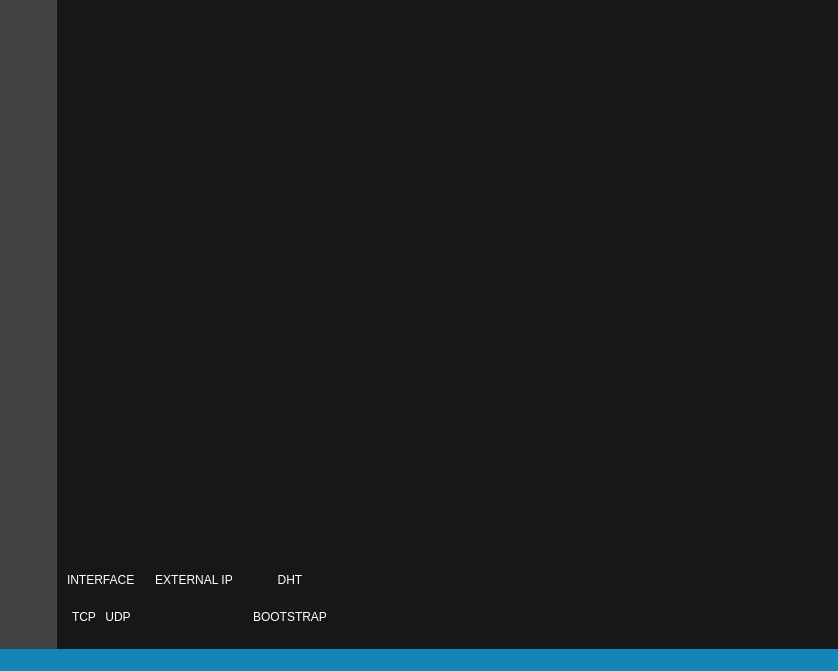
AdunanzA/Tsunami, file mainwindow.ui: the form before one commit.
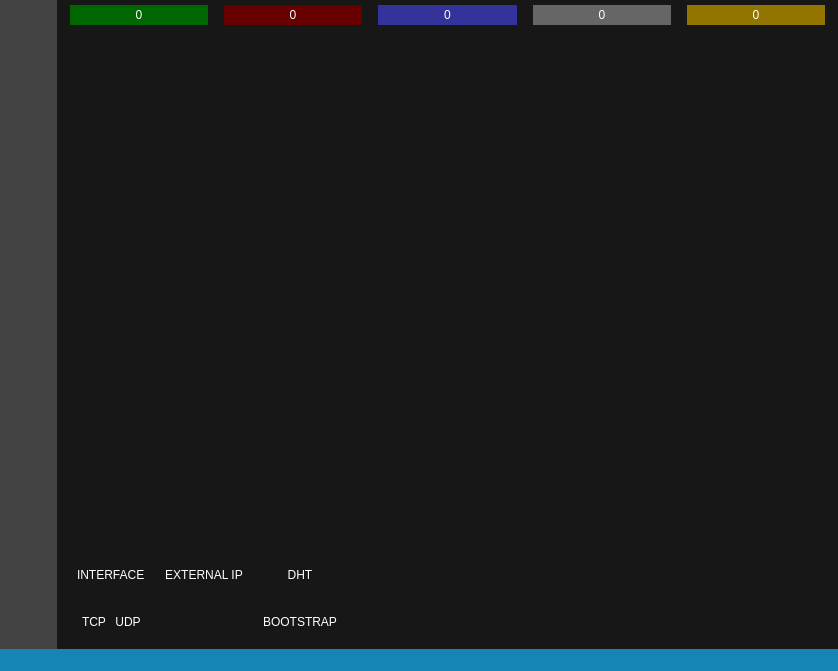
The form after the commit. Icons and pictures are not drawn.

```diff
--- a/mainwindow.ui
+++ b/mainwindow.ui
@@ -808,6 +808,824 @@
        <property name="bottomMargin">
         <number>0</number>
        </property>
+       <item>
+        <widget class="QFrame" name="statsGroup">
+         <property name="minimumSize">
+          <size>
+           <width>0</width>
+           <height>30</height>
+          </size>
+         </property>
+         <property name="maximumSize">
+          <size>
+           <width>16777215</width>
+           <height>30</height>
+          </size>
+         </property>
+         <property name="styleSheet">
+          <string notr="true">QLabel#lblStatError { background-image: url(:/images/stats_e.png) center center no-repeat; }
+
+QPushButton {
+	background-repeat: no-repeat;
+/*	border-radius: 6px;*/
+	margin: 3px;
+}
+
+QPushButton#btnStatDown {
+	background-image: url(:/images/stats_d.png) left center;
+	border: 2px solid #006600;
+}
+
+QPushButton#btnStatDown:checked {
+/*	background-color: qlineargradient(spread:pad, x1:0.5, y1:0.5, x2:0.5, y2:1, stop:0 rgba(23, 23, 23, 255), stop:1 rgba(255, 162, 0, 255));*/
+	background-color: #006600;
+}
+
+QPushButton#btnStatUp {
+	background-image: url(:/images/stats_u.png) left center;
+	border: 2px solid #660000;
+}
+
+QPushButton#btnStatUp:checked {
+	background-color: #660000;
+}
+
+QPushButton#btnStatCheck {
+	background-image: url(:/images/stats_c.png) left center;
+	border: 2px solid #333399;
+}
+
+QPushButton#btnStatCheck:checked {
+	background-color: #333399;
+}
+
+QPushButton#btnStatPause {
+	background-image: url(:/images/stats_p.png) left center;
+	border: 2px solid #666666;
+}
+
+QPushButton#btnStatPause:checked {
+	background-color: #666666;
+}
+
+QPushButton#btnStatError {
+	background-image: url(:/images/stats_e.png) left center;
+	border: 2px solid #927500;
+}
+
+QPushButton#btnStatError:checked {
+	background-color: #927500;
+}</string>
+         </property>
+         <layout class="QHBoxLayout" name="statsLayout">
+          <property name="spacing">
+           <number>10</number>
+          </property>
+          <property name="leftMargin">
+           <number>10</number>
+          </property>
+          <property name="topMargin">
+           <number>0</number>
+          </property>
+          <property name="rightMargin">
+           <number>10</number>
+          </property>
+          <property name="bottomMargin">
+           <number>0</number>
+          </property>
+          <item>
+           <widget class="QPushButton" name="btnStatDown">
+            <property name="minimumSize">
+             <size>
+              <width>100</width>
+              <height>26</height>
+             </size>
+            </property>
+            <property name="palette">
+             <palette>
+              <active>
+               <colorrole role="Button">
+                <brush brushstyle="SolidPattern">
+                 <color alpha="255">
+                  <red>23</red>
+                  <green>23</green>
+                  <blue>23</blue>
+                 </color>
+                </brush>
+               </colorrole>
+               <colorrole role="ButtonText">
+                <brush brushstyle="SolidPattern">
+                 <color alpha="255">
+                  <red>255</red>
+                  <green>255</green>
+                  <blue>255</blue>
+                 </color>
+                </brush>
+               </colorrole>
+               <colorrole role="Base">
+                <brush brushstyle="SolidPattern">
+                 <color alpha="255">
+                  <red>23</red>
+                  <green>23</green>
+                  <blue>23</blue>
+                 </color>
+                </brush>
+               </colorrole>
+               <colorrole role="Window">
+                <brush brushstyle="SolidPattern">
+                 <color alpha="255">
+                  <red>23</red>
+                  <green>23</green>
+                  <blue>23</blue>
+                 </color>
+                </brush>
+               </colorrole>
+              </active>
+              <inactive>
+               <colorrole role="Button">
+                <brush brushstyle="SolidPattern">
+                 <color alpha="255">
+                  <red>23</red>
+                  <green>23</green>
+                  <blue>23</blue>
+                 </color>
+                </brush>
+               </colorrole>
+               <colorrole role="ButtonText">
+                <brush brushstyle="SolidPattern">
+                 <color alpha="255">
+                  <red>255</red>
+                  <green>255</green>
+                  <blue>255</blue>
+                 </color>
+                </brush>
+               </colorrole>
+               <colorrole role="Base">
+                <brush brushstyle="SolidPattern">
+                 <color alpha="255">
+                  <red>23</red>
+                  <green>23</green>
+                  <blue>23</blue>
+                 </color>
+                </brush>
+               </colorrole>
+               <colorrole role="Window">
+                <brush brushstyle="SolidPattern">
+                 <color alpha="255">
+                  <red>23</red>
+                  <green>23</green>
+                  <blue>23</blue>
+                 </color>
+                </brush>
+               </colorrole>
+              </inactive>
+              <disabled>
+               <colorrole role="Button">
+                <brush brushstyle="SolidPattern">
+                 <color alpha="255">
+                  <red>23</red>
+                  <green>23</green>
+                  <blue>23</blue>
+                 </color>
+                </brush>
+               </colorrole>
+               <colorrole role="ButtonText">
+                <brush brushstyle="SolidPattern">
+                 <color alpha="255">
+                  <red>120</red>
+                  <green>120</green>
+                  <blue>120</blue>
+                 </color>
+                </brush>
+               </colorrole>
+               <colorrole role="Base">
+                <brush brushstyle="SolidPattern">
+                 <color alpha="255">
+                  <red>23</red>
+                  <green>23</green>
+                  <blue>23</blue>
+                 </color>
+                </brush>
+               </colorrole>
+               <colorrole role="Window">
+                <brush brushstyle="SolidPattern">
+                 <color alpha="255">
+                  <red>23</red>
+                  <green>23</green>
+                  <blue>23</blue>
+                 </color>
+                </brush>
+               </colorrole>
+              </disabled>
+             </palette>
+            </property>
+            <property name="cursor">
+             <cursorShape>PointingHandCursor</cursorShape>
+            </property>
+            <property name="text">
+             <string>0</string>
+            </property>
+            <property name="iconSize">
+             <size>
+              <width>20</width>
+              <height>20</height>
+             </size>
+            </property>
+            <property name="checkable">
+             <bool>true</bool>
+            </property>
+            <property name="checked">
+             <bool>true</bool>
+            </property>
+           </widget>
+          </item>
+          <item>
+           <widget class="QPushButton" name="btnStatUp">
+            <property name="minimumSize">
+             <size>
+              <width>100</width>
+              <height>26</height>
+             </size>
+            </property>
+            <property name="palette">
+             <palette>
+              <active>
+               <colorrole role="Button">
+                <brush brushstyle="SolidPattern">
+                 <color alpha="255">
+                  <red>23</red>
+                  <green>23</green>
+                  <blue>23</blue>
+                 </color>
+                </brush>
+               </colorrole>
+               <colorrole role="ButtonText">
+                <brush brushstyle="SolidPattern">
+                 <color alpha="255">
+                  <red>255</red>
+                  <green>255</green>
+                  <blue>255</blue>
+                 </color>
+                </brush>
+               </colorrole>
+               <colorrole role="Base">
+                <brush brushstyle="SolidPattern">
+                 <color alpha="255">
+                  <red>23</red>
+                  <green>23</green>
+                  <blue>23</blue>
+                 </color>
+                </brush>
+               </colorrole>
+               <colorrole role="Window">
+                <brush brushstyle="SolidPattern">
+                 <color alpha="255">
+                  <red>23</red>
+                  <green>23</green>
+                  <blue>23</blue>
+                 </color>
+                </brush>
+               </colorrole>
+              </active>
+              <inactive>
+               <colorrole role="Button">
+                <brush brushstyle="SolidPattern">
+                 <color alpha="255">
+                  <red>23</red>
+                  <green>23</green>
+                  <blue>23</blue>
+                 </color>
+                </brush>
+               </colorrole>
+               <colorrole role="ButtonText">
+                <brush brushstyle="SolidPattern">
+                 <color alpha="255">
+                  <red>255</red>
+                  <green>255</green>
+                  <blue>255</blue>
+                 </color>
+                </brush>
+               </colorrole>
+               <colorrole role="Base">
+                <brush brushstyle="SolidPattern">
+                 <color alpha="255">
+                  <red>23</red>
+                  <green>23</green>
+                  <blue>23</blue>
+                 </color>
+                </brush>
+               </colorrole>
+               <colorrole role="Window">
+                <brush brushstyle="SolidPattern">
+                 <color alpha="255">
+                  <red>23</red>
+                  <green>23</green>
+                  <blue>23</blue>
+                 </color>
+                </brush>
+               </colorrole>
+              </inactive>
+              <disabled>
+               <colorrole role="Button">
+                <brush brushstyle="SolidPattern">
+                 <color alpha="255">
+                  <red>23</red>
+                  <green>23</green>
+                  <blue>23</blue>
+                 </color>
+                </brush>
+               </colorrole>
+               <colorrole role="ButtonText">
+                <brush brushstyle="SolidPattern">
+                 <color alpha="255">
+                  <red>120</red>
+                  <green>120</green>
+                  <blue>120</blue>
+                 </color>
+                </brush>
+               </colorrole>
+               <colorrole role="Base">
+                <brush brushstyle="SolidPattern">
+                 <color alpha="255">
+                  <red>23</red>
+                  <green>23</green>
+                  <blue>23</blue>
+                 </color>
+                </brush>
+               </colorrole>
+               <colorrole role="Window">
+                <brush brushstyle="SolidPattern">
+                 <color alpha="255">
+                  <red>23</red>
+                  <green>23</green>
+                  <blue>23</blue>
+                 </color>
+                </brush>
+               </colorrole>
+              </disabled>
+             </palette>
+            </property>
+            <property name="cursor">
+             <cursorShape>PointingHandCursor</cursorShape>
+            </property>
+            <property name="text">
+             <string>0</string>
+            </property>
+            <property name="iconSize">
+             <size>
+              <width>20</width>
+              <height>20</height>
+             </size>
+            </property>
+            <property name="checkable">
+             <bool>true</bool>
+            </property>
+            <property name="checked">
+             <bool>true</bool>
+            </property>
+           </widget>
+          </item>
+          <item>
+           <widget class="QPushButton" name="btnStatCheck">
+            <property name="minimumSize">
+             <size>
+              <width>100</width>
+              <height>26</height>
+             </size>
+            </property>
+            <property name="palette">
+             <palette>
+              <active>
+               <colorrole role="Button">
+                <brush brushstyle="SolidPattern">
+                 <color alpha="255">
+                  <red>23</red>
+                  <green>23</green>
+                  <blue>23</blue>
+                 </color>
+                </brush>
+               </colorrole>
+               <colorrole role="ButtonText">
+                <brush brushstyle="SolidPattern">
+                 <color alpha="255">
+                  <red>255</red>
+                  <green>255</green>
+                  <blue>255</blue>
+                 </color>
+                </brush>
+               </colorrole>
+               <colorrole role="Base">
+                <brush brushstyle="SolidPattern">
+                 <color alpha="255">
+                  <red>23</red>
+                  <green>23</green>
+                  <blue>23</blue>
+                 </color>
+                </brush>
+               </colorrole>
+               <colorrole role="Window">
+                <brush brushstyle="SolidPattern">
+                 <color alpha="255">
+                  <red>23</red>
+                  <green>23</green>
+                  <blue>23</blue>
+                 </color>
+                </brush>
+               </colorrole>
+              </active>
+              <inactive>
+               <colorrole role="Button">
+                <brush brushstyle="SolidPattern">
+                 <color alpha="255">
+                  <red>23</red>
+                  <green>23</green>
+                  <blue>23</blue>
+                 </color>
+                </brush>
+               </colorrole>
+               <colorrole role="ButtonText">
+                <brush brushstyle="SolidPattern">
+                 <color alpha="255">
+                  <red>255</red>
+                  <green>255</green>
+                  <blue>255</blue>
+                 </color>
+                </brush>
+               </colorrole>
+               <colorrole role="Base">
+                <brush brushstyle="SolidPattern">
+                 <color alpha="255">
+                  <red>23</red>
+                  <green>23</green>
+                  <blue>23</blue>
+                 </color>
+                </brush>
+               </colorrole>
+               <colorrole role="Window">
+                <brush brushstyle="SolidPattern">
+                 <color alpha="255">
+                  <red>23</red>
+                  <green>23</green>
+                  <blue>23</blue>
+                 </color>
+                </brush>
+               </colorrole>
+              </inactive>
+              <disabled>
+               <colorrole role="Button">
+                <brush brushstyle="SolidPattern">
+                 <color alpha="255">
+                  <red>23</red>
+                  <green>23</green>
+                  <blue>23</blue>
+                 </color>
+                </brush>
+               </colorrole>
+               <colorrole role="ButtonText">
+                <brush brushstyle="SolidPattern">
+                 <color alpha="255">
+                  <red>120</red>
+                  <green>120</green>
+                  <blue>120</blue>
+                 </color>
+                </brush>
+               </colorrole>
+               <colorrole role="Base">
+                <brush brushstyle="SolidPattern">
+                 <color alpha="255">
+                  <red>23</red>
+                  <green>23</green>
+                  <blue>23</blue>
+                 </color>
+                </brush>
+               </colorrole>
+               <colorrole role="Window">
+                <brush brushstyle="SolidPattern">
+                 <color alpha="255">
+                  <red>23</red>
+                  <green>23</green>
+                  <blue>23</blue>
+                 </color>
+                </brush>
+               </colorrole>
+              </disabled>
+             </palette>
+            </property>
+            <property name="cursor">
+             <cursorShape>PointingHandCursor</cursorShape>
+            </property>
+            <property name="text">
+             <string>0</string>
+            </property>
+            <property name="iconSize">
+             <size>
+              <width>20</width>
+              <height>20</height>
+             </size>
+            </property>
+            <property name="checkable">
+             <bool>true</bool>
+            </property>
+            <property name="checked">
+             <bool>true</bool>
+            </property>
+           </widget>
+          </item>
+          <item>
+           <widget class="QPushButton" name="btnStatPause">
+            <property name="minimumSize">
+             <size>
+              <width>100</width>
+              <height>26</height>
+             </size>
+            </property>
+            <property name="palette">
+             <palette>
+              <active>
+               <colorrole role="Button">
+                <brush brushstyle="SolidPattern">
+                 <color alpha="255">
+                  <red>23</red>
+                  <green>23</green>
+                  <blue>23</blue>
+                 </color>
+                </brush>
+               </colorrole>
+               <colorrole role="ButtonText">
+                <brush brushstyle="SolidPattern">
+                 <color alpha="255">
+                  <red>255</red>
+                  <green>255</green>
+                  <blue>255</blue>
+                 </color>
+                </brush>
+               </colorrole>
+               <colorrole role="Base">
+                <brush brushstyle="SolidPattern">
+                 <color alpha="255">
+                  <red>23</red>
+                  <green>23</green>
+                  <blue>23</blue>
+                 </color>
+                </brush>
+               </colorrole>
+               <colorrole role="Window">
+                <brush brushstyle="SolidPattern">
+                 <color alpha="255">
+                  <red>23</red>
+                  <green>23</green>
+                  <blue>23</blue>
+                 </color>
+                </brush>
+               </colorrole>
+              </active>
+              <inactive>
+               <colorrole role="Button">
+                <brush brushstyle="SolidPattern">
+                 <color alpha="255">
+                  <red>23</red>
+                  <green>23</green>
+                  <blue>23</blue>
+                 </color>
+                </brush>
+               </colorrole>
+               <colorrole role="ButtonText">
+                <brush brushstyle="SolidPattern">
+                 <color alpha="255">
+                  <red>255</red>
+                  <green>255</green>
+                  <blue>255</blue>
+                 </color>
+                </brush>
+               </colorrole>
+               <colorrole role="Base">
+                <brush brushstyle="SolidPattern">
+                 <color alpha="255">
+                  <red>23</red>
+                  <green>23</green>
+                  <blue>23</blue>
+                 </color>
+                </brush>
+               </colorrole>
+               <colorrole role="Window">
+                <brush brushstyle="SolidPattern">
+                 <color alpha="255">
+                  <red>23</red>
+                  <green>23</green>
+                  <blue>23</blue>
+                 </color>
+                </brush>
+               </colorrole>
+              </inactive>
+              <disabled>
+               <colorrole role="Button">
+                <brush brushstyle="SolidPattern">
+                 <color alpha="255">
+                  <red>23</red>
+                  <green>23</green>
+                  <blue>23</blue>
+                 </color>
+                </brush>
+               </colorrole>
+               <colorrole role="ButtonText">
+                <brush brushstyle="SolidPattern">
+                 <color alpha="255">
+                  <red>120</red>
+                  <green>120</green>
+                  <blue>120</blue>
+                 </color>
+                </brush>
+               </colorrole>
+               <colorrole role="Base">
+                <brush brushstyle="SolidPattern">
+                 <color alpha="255">
+                  <red>23</red>
+                  <green>23</green>
+                  <blue>23</blue>
+                 </color>
+                </brush>
+               </colorrole>
+               <colorrole role="Window">
+                <brush brushstyle="SolidPattern">
+                 <color alpha="255">
+                  <red>23</red>
+                  <green>23</green>
+                  <blue>23</blue>
+                 </color>
+                </brush>
+               </colorrole>
+              </disabled>
+             </palette>
+            </property>
+            <property name="cursor">
+             <cursorShape>PointingHandCursor</cursorShape>
+            </property>
+            <property name="text">
+             <string>0</string>
+            </property>
+            <property name="iconSize">
+             <size>
+              <width>20</width>
+              <height>20</height>
+             </size>
+            </property>
+            <property name="checkable">
+             <bool>true</bool>
+            </property>
+            <property name="checked">
+             <bool>true</bool>
+            </property>
+           </widget>
+          </item>
+          <item>
+           <widget class="QPushButton" name="btnStatError">
+            <property name="minimumSize">
+             <size>
+              <width>100</width>
+              <height>26</height>
+             </size>
+            </property>
+            <property name="palette">
+             <palette>
+              <active>
+               <colorrole role="Button">
+                <brush brushstyle="SolidPattern">
+                 <color alpha="255">
+                  <red>23</red>
+                  <green>23</green>
+                  <blue>23</blue>
+                 </color>
+                </brush>
+               </colorrole>
+               <colorrole role="ButtonText">
+                <brush brushstyle="SolidPattern">
+                 <color alpha="255">
+                  <red>255</red>
+                  <green>255</green>
+                  <blue>255</blue>
+                 </color>
+                </brush>
+               </colorrole>
+               <colorrole role="Base">
+                <brush brushstyle="SolidPattern">
+                 <color alpha="255">
+                  <red>23</red>
+                  <green>23</green>
+                  <blue>23</blue>
+                 </color>
+                </brush>
+               </colorrole>
+               <colorrole role="Window">
+                <brush brushstyle="SolidPattern">
+                 <color alpha="255">
+                  <red>23</red>
+                  <green>23</green>
+                  <blue>23</blue>
+                 </color>
+                </brush>
+               </colorrole>
+              </active>
+              <inactive>
+               <colorrole role="Button">
+                <brush brushstyle="SolidPattern">
+                 <color alpha="255">
+                  <red>23</red>
+                  <green>23</green>
+                  <blue>23</blue>
+                 </color>
+                </brush>
+               </colorrole>
+               <colorrole role="ButtonText">
+                <brush brushstyle="SolidPattern">
+                 <color alpha="255">
+                  <red>255</red>
+                  <green>255</green>
+                  <blue>255</blue>
+                 </color>
+                </brush>
+               </colorrole>
+               <colorrole role="Base">
+                <brush brushstyle="SolidPattern">
+                 <color alpha="255">
+                  <red>23</red>
+                  <green>23</green>
+                  <blue>23</blue>
+                 </color>
+                </brush>
+               </colorrole>
+               <colorrole role="Window">
+                <brush brushstyle="SolidPattern">
+                 <color alpha="255">
+                  <red>23</red>
+                  <green>23</green>
+                  <blue>23</blue>
+                 </color>
+                </brush>
+               </colorrole>
+              </inactive>
+              <disabled>
+               <colorrole role="Button">
+                <brush brushstyle="SolidPattern">
+                 <color alpha="255">
+                  <red>23</red>
+                  <green>23</green>
+                  <blue>23</blue>
+                 </color>
+                </brush>
+               </colorrole>
+               <colorrole role="ButtonText">
+                <brush brushstyle="SolidPattern">
+                 <color alpha="255">
+                  <red>120</red>
+                  <green>120</green>
+                  <blue>120</blue>
+                 </color>
+                </brush>
+               </colorrole>
+               <colorrole role="Base">
+                <brush brushstyle="SolidPattern">
+                 <color alpha="255">
+                  <red>23</red>
+                  <green>23</green>
+                  <blue>23</blue>
+                 </color>
+                </brush>
+               </colorrole>
+               <colorrole role="Window">
+                <brush brushstyle="SolidPattern">
+                 <color alpha="255">
+                  <red>23</red>
+                  <green>23</green>
+                  <blue>23</blue>
+                 </color>
+                </brush>
+               </colorrole>
+              </disabled>
+             </palette>
+            </property>
+            <property name="cursor">
+             <cursorShape>PointingHandCursor</cursorShape>
+            </property>
+            <property name="text">
+             <string>0</string>
+            </property>
+            <property name="iconSize">
+             <size>
+              <width>20</width>
+              <height>20</height>
+             </size>
+            </property>
+            <property name="checkable">
+             <bool>true</bool>
+            </property>
+            <property name="checked">
+             <bool>true</bool>
+            </property>
+           </widget>
+          </item>
+         </layout>
+        </widget>
+       </item>
        <item>
         <layout class="QHBoxLayout" name="content">
          <item>
@@ -827,12 +1645,6 @@
        </item>
        <item>
         <widget class="QFrame" name="horizontalFrame">
-         <property name="minimumSize">
-          <size>
-           <width>0</width>
-           <height>100</height>
-          </size>
-         </property>
          <property name="maximumSize">
           <size>
            <width>16777215</width>
@@ -844,7 +1656,7 @@
            <number>0</number>
           </property>
           <property name="leftMargin">
-           <number>0</number>
+           <number>10</number>
           </property>
           <property name="topMargin">
            <number>0</number>
@@ -865,13 +1677,13 @@
               <number>10</number>
              </property>
              <property name="topMargin">
-              <number>20</number>
+              <number>10</number>
              </property>
              <property name="rightMargin">
               <number>10</number>
              </property>
              <property name="bottomMargin">
-              <number>20</number>
+              <number>10</number>
              </property>
              <item>
               <spacer name="verticalSpacer_4">
@@ -1067,13 +1879,13 @@
               <number>10</number>
              </property>
              <property name="topMargin">
-              <number>20</number>
+              <number>10</number>
              </property>
              <property name="rightMargin">
               <number>10</number>
              </property>
              <property name="bottomMargin">
-              <number>20</number>
+              <number>10</number>
              </property>
              <item>
               <spacer name="verticalSpacer_7">
@@ -1118,12 +1930,6 @@
               <layout class="QHBoxLayout" name="horizontalLayout_2">
                <item>
                 <widget class="QLabel" name="lblIp">
-                 <property name="maximumSize">
-                  <size>
-                   <width>28</width>
-                   <height>15</height>
-                  </size>
-                 </property>
                  <property name="styleSheet">
                   <string notr="true">image: url(:/images/state_unknown.svg);</string>
                  </property>
@@ -1186,13 +1992,13 @@
               <number>10</number>
              </property>
              <property name="topMargin">
-              <number>20</number>
+              <number>10</number>
              </property>
              <property name="rightMargin">
               <number>10</number>
              </property>
              <property name="bottomMargin">
-              <number>20</number>
+              <number>10</number>
              </property>
              <item>
               <spacer name="verticalSpacer_10">
```
Left out of the diff: 9 changed lines with no effect on the pictures.
